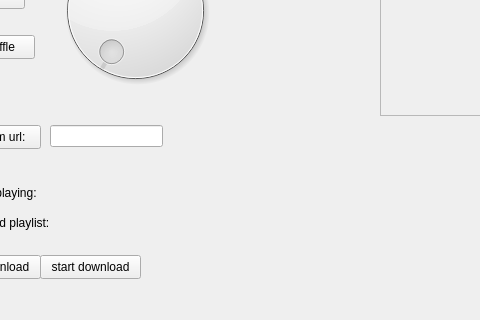
Before: the Qt Designer form classes/generatedui/mainwindow.ui in moltenlavaguava/peanut, drawn with Qt 5; both pictures show x 90 to 570 and y 245 to 565 of the 691 by 565 pixel window.
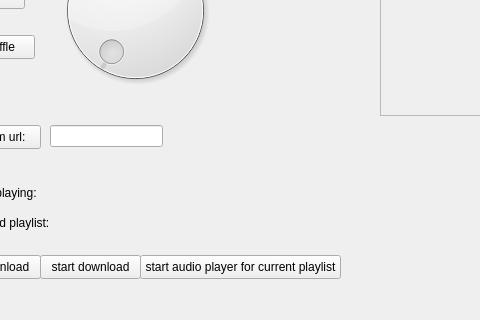
After: the same form once the commit is applied. Custom widgets are drawn as their Qt base class.

Commit message: creation of audio service

Diff of the .ui file:
```diff
--- a/classes/generatedui/mainwindow.ui
+++ b/classes/generatedui/mainwindow.ui
@@ -247,6 +247,19 @@
      <string>start download</string>
     </property>
    </widget>
+   <widget class="QPushButton" name="action_startAudioPlayer">
+    <property name="geometry">
+     <rect>
+      <x>230</x>
+      <y>500</y>
+      <width>201</width>
+      <height>24</height>
+     </rect>
+    </property>
+    <property name="text">
+     <string>start audio player for current playlist</string>
+    </property>
+   </widget>
   </widget>
  </widget>
  <customwidgets>
```
The commit also changes 5 other files.
